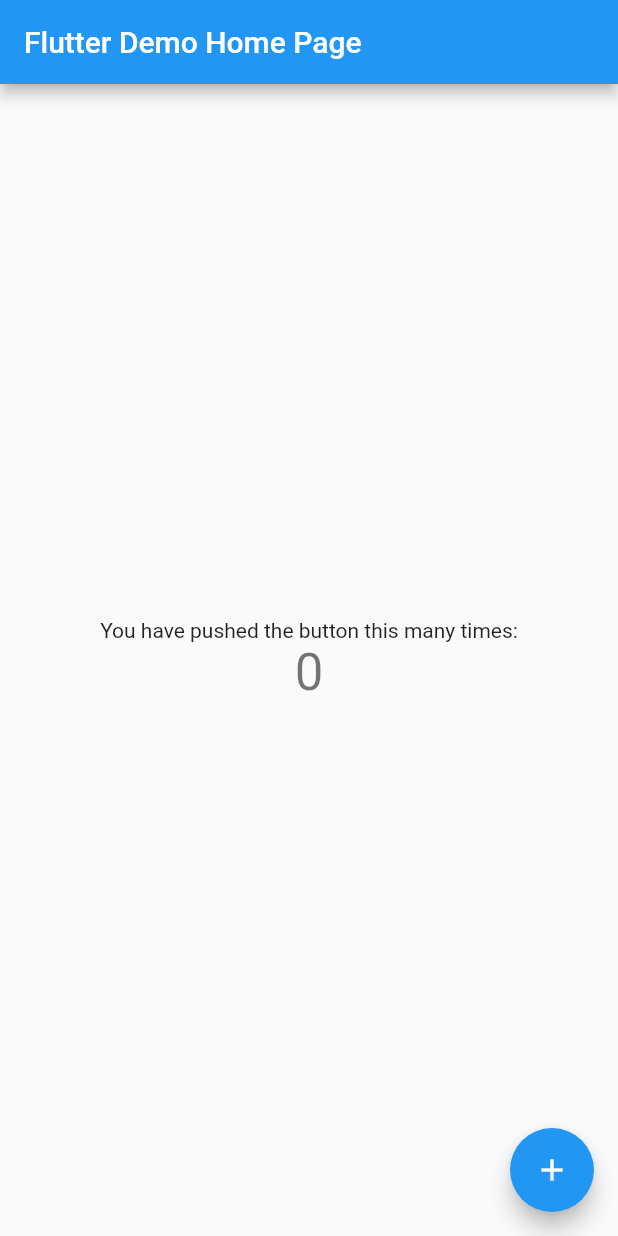
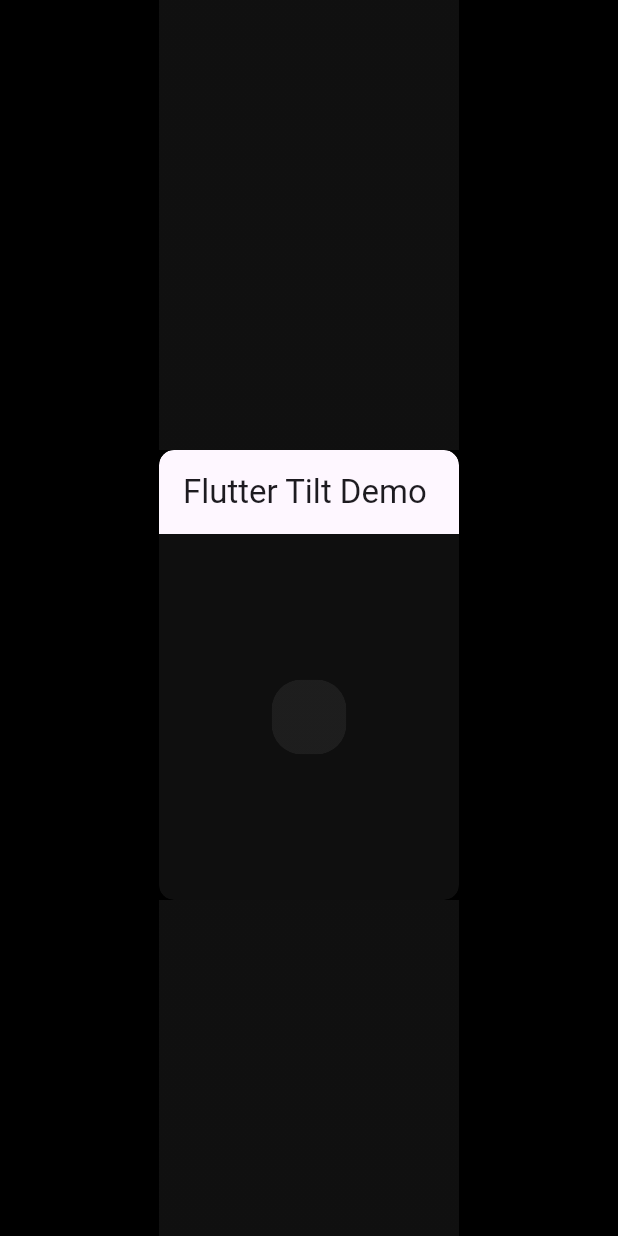
Before and after one commit to fluttercandies/flutter_tilt, a Flutter app: the screen it shows after launch, on a phone screen of 412 x 824 dp. Run offline on Flutter 3.47's test engine with Material 2 defaults, Android fonts, the phone set to English and light mode, and no system bars.

Commit message:
update: example

```diff
--- a/example/lib/main.dart
+++ b/example/lib/main.dart
@@ -1,4 +1,7 @@
 import 'package:flutter/material.dart';
+
+///
+import 'package:flutter_tilt/flutter_tilt.dart';
 
 void main() {
   runApp(const MyApp());
@@ -11,105 +14,128 @@ class MyApp extends StatelessWidget {
   @override
   Widget build(BuildContext context) {
     return MaterialApp(
-      title: 'Flutter Demo',
+      title: 'Flutter Tilt Demo',
       theme: ThemeData(
-        // This is the theme of your application.
-        //
-        // Try running your application with "flutter run". You'll see the
-        // application has a blue toolbar. Then, without quitting the app, try
-        // changing the primarySwatch below to Colors.green and then invoke
-        // "hot reload" (press "r" in the console where you ran "flutter run",
-        // or simply save your changes to "hot reload" in a Flutter IDE).
-        // Notice that the counter didn't reset back to zero; the application
-        // is not restarted.
-        primarySwatch: Colors.blue,
+        colorScheme: ColorScheme.fromSeed(seedColor: Colors.deepPurple),
+        useMaterial3: true,
       ),
-      home: const MyHomePage(title: 'Flutter Demo Home Page'),
+      home: const Demo(),
     );
   }
 }
 
-class MyHomePage extends StatefulWidget {
-  const MyHomePage({Key? key, required this.title}) : super(key: key);
-
-  // This widget is the home page of your application. It is stateful, meaning
-  // that it has a State object (defined below) that contains fields that affect
-  // how it looks.
-
-  // This class is the configuration for the state. It holds the values (in this
-  // case the title) provided by the parent (in this case the App widget) and
-  // used by the build method of the State. Fields in a Widget subclass are
-  // always marked "final".
-
-  final String title;
-
-  @override
-  State<MyHomePage> createState() => _MyHomePageState();
-}
-
-class _MyHomePageState extends State<MyHomePage> {
-  int _counter = 0;
-
-  void _incrementCounter() {
-    setState(() {
-      // This call to setState tells the Flutter framework that something has
-      // changed in this State, which causes it to rerun the build method below
-      // so that the display can reflect the updated values. If we changed
-      // _counter without calling setState(), then the build method would not be
-      // called again, and so nothing would appear to happen.
-      _counter++;
-    });
-  }
+class Demo extends StatelessWidget {
+  const Demo({Key? key}) : super(key: key);
 
   @override
   Widget build(BuildContext context) {
-    // This method is rerun every time setState is called, for instance as done
-    // by the _incrementCounter method above.
-    //
-    // The Flutter framework has been optimized to make rerunning build methods
-    // fast, so that you can just rebuild anything that needs updating rather
-    // than having to individually change instances of widgets.
     return Scaffold(
-      appBar: AppBar(
-        // Here we take the value from the MyHomePage object that was created by
-        // the App.build method, and use it to set our appbar title.
-        title: Text(widget.title),
-      ),
+      backgroundColor: Colors.black,
       body: Center(
-        // Center is a layout widget. It takes a single child and positions it
-        // in the middle of the parent.
-        child: Column(
-          // Column is also a layout widget. It takes a list of children and
-          // arranges them vertically. By default, it sizes itself to fit its
-          // children horizontally, and tries to be as tall as its parent.
-          //
-          // Invoke "debug painting" (press "p" in the console, choose the
-          // "Toggle Debug Paint" action from the Flutter Inspector in Android
-          // Studio, or the "Toggle Debug Paint" command in Visual Studio Code)
-          // to see the wireframe for each widget.
-          //
-          // Column has various properties to control how it sizes itself and
-          // how it positions its children. Here we use mainAxisAlignment to
-          // center the children vertically; the main axis here is the vertical
-          // axis because Columns are vertical (the cross axis would be
-          // horizontal).
-          mainAxisAlignment: MainAxisAlignment.center,
-          children: <Widget>[
-            const Text(
-              'You have pushed the button this many times:',
-            ),
-            Text(
-              '$_counter',
-              style: Theme.of(context).textTheme.headline4,
+        child: ListView(
+          shrinkWrap: false,
+          children: [
+            Column(
+              crossAxisAlignment: CrossAxisAlignment.center,
+              children: [
+                Container(
+                  width: 200,
+                  height: 300,
+                  decoration: BoxDecoration(
+                    gradient: LinearGradient(
+                      colors: [
+                        Colors.grey.withOpacity(0.1),
+                        Colors.grey.withOpacity(0.1)
+                      ],
+                      begin: Alignment.topLeft,
+                      end: Alignment.bottomRight,
+                    ),
+                  ),
+                ),
+                Tilt(
+                  // initTilt: Offset(-1, -1),
+                  // direction: [
+                  //   TiltDirection.bottom,
+                  //   TiltDirection(0.1, 0.1),
+                  //   TiltDirection.left
+                  // ],
+
+                  /// lightConfig: LightConfig(direction: LightDirection.top),
+                  // shadowConfig: ShadowConfig(
+                  //     direction: ShadowDirection.bottom, isReverse: false),
+                  borderRadius: BorderRadius.circular(10),
+                  child: Builder(
+                    builder: (context) {
+                      print('Demo Build');
+                      return SizedBox(
+                        width: 200,
+                        height: 300,
+                        child: Scaffold(
+                          backgroundColor: const Color(0x20777777),
+                          appBar:
+                              AppBar(title: const Text('Flutter Tilt Demo')),
+                          body: Center(
+                            child: Stack(
+                              alignment: AlignmentDirectional.center,
+                              children: [
+                                Tilt(
+                                  borderRadius: BorderRadius.circular(20),
+                                  child: Container(
+                                    width: 50,
+                                    height: 50,
+                                    decoration: BoxDecoration(
+                                      gradient: LinearGradient(
+                                        colors: [
+                                          Colors.grey.withOpacity(0.1),
+                                          Colors.grey.withOpacity(0.1)
+                                        ],
+                                        begin: Alignment.topLeft,
+                                        end: Alignment.bottomRight,
+                                      ),
+                                    ),
+                                  ),
+                                ),
+                              ],
+                            ),
+                          ),
+                        ),
+                      );
+                    },
+                  ),
+                ),
+                Container(
+                  width: 200,
+                  height: 300,
+                  decoration: BoxDecoration(
+                    gradient: LinearGradient(
+                      colors: [
+                        Colors.grey.withOpacity(0.1),
+                        Colors.grey.withOpacity(0.1)
+                      ],
+                      begin: Alignment.topLeft,
+                      end: Alignment.bottomRight,
+                    ),
+                  ),
+                ),
+                Container(
+                  width: 200,
+                  height: 300,
+                  decoration: BoxDecoration(
+                    gradient: LinearGradient(
+                      colors: [
+                        Colors.grey.withOpacity(0.1),
+                        Colors.grey.withOpacity(0.1)
+                      ],
+                      begin: Alignment.topLeft,
+                      end: Alignment.bottomRight,
+                    ),
+                  ),
+                ),
+              ],
             ),
           ],
         ),
       ),
-      floatingActionButton: FloatingActionButton(
-        onPressed: _incrementCounter,
-        tooltip: 'Increment',
-        child: const Icon(Icons.add),
-      ), // This trailing comma makes auto-formatting nicer for build methods.
     );
   }
 }
--- a/example/pubspec.yaml
+++ b/example/pubspec.yaml
@@ -38,6 +38,9 @@ dependencies:
 dev_dependencies:
   flutter_test:
     sdk: flutter
+
+  flutter_tilt:
+    path: ..
 
   # The "flutter_lints" package below contains a set of recommended lints to
   # encourage good coding practices. The lint set provided by the package is
```
Also changed, not shown: example/pubspec.lock.
